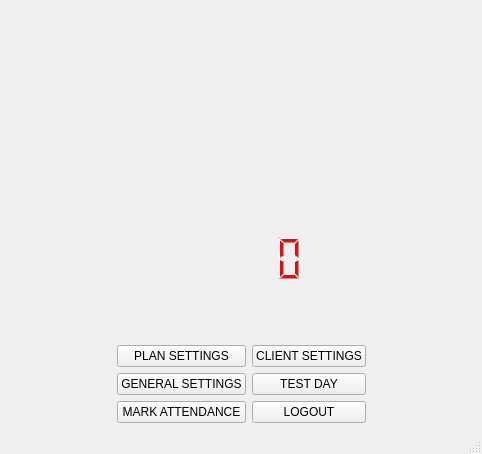
Qt form ui/admin.ui (yashu2001/gym-manager) before a commit.
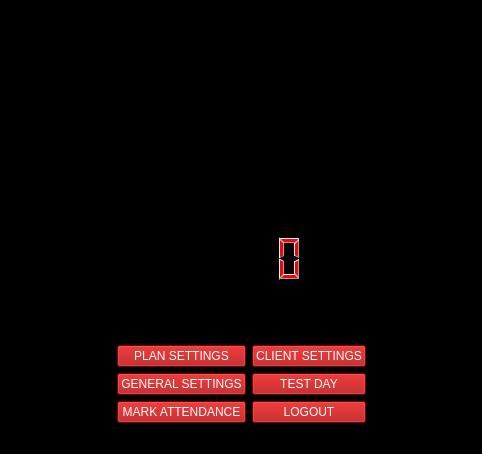
The same form after that commit. Icons and pictures are not drawn.

Commit message: checkout the new color scheming

Diff of the .ui file:
```diff
--- a/ui/admin.ui
+++ b/ui/admin.ui
@@ -13,6 +13,9 @@
   <property name="windowTitle">
    <string>MainWindow</string>
   </property>
+  <property name="styleSheet">
+   <string notr="true">background-color: rgb(0, 0, 0);</string>
+  </property>
   <widget class="QWidget" name="centralwidget">
    <layout class="QGridLayout" name="gridLayout">
     <item row="0" column="0" colspan="4" alignment="Qt::AlignHCenter|Qt::AlignTop">
@@ -30,6 +33,11 @@
     </item>
     <item row="2" column="2">
      <widget class="QPushButton" name="pushButton">
+      <property name="styleSheet">
+       <string notr="true">background-color: rgb(170, 0, 0);
+font: 75 10pt &quot;MS Shell Dlg 2&quot;;
+color: rgb(255, 255, 255);</string>
+      </property>
       <property name="text">
        <string>CLIENT SETTINGS</string>
       </property>
@@ -62,6 +70,11 @@
     </item>
     <item row="2" column="1">
      <widget class="QPushButton" name="pushButton_2">
+      <property name="styleSheet">
+       <string notr="true">background-color: rgb(170, 0, 0);
+font: 75 10pt &quot;MS Shell Dlg 2&quot;;
+color: rgb(255, 255, 255);</string>
+      </property>
       <property name="text">
        <string>PLAN SETTINGS</string>
       </property>
@@ -69,6 +82,11 @@
     </item>
     <item row="3" column="1">
      <widget class="QPushButton" name="pushButton_6">
+      <property name="styleSheet">
+       <string notr="true">background-color: rgb(170, 0, 0);
+font: 75 10pt &quot;MS Shell Dlg 2&quot;;
+color: rgb(255, 255, 255);</string>
+      </property>
       <property name="text">
        <string>GENERAL SETTINGS</string>
       </property>
@@ -76,6 +94,11 @@
     </item>
     <item row="4" column="1">
      <widget class="QPushButton" name="pushButton_4">
+      <property name="styleSheet">
+       <string notr="true">background-color: rgb(170, 0, 0);
+font: 75 10pt &quot;MS Shell Dlg 2&quot;;
+color: rgb(255, 255, 255);</string>
+      </property>
       <property name="text">
        <string>MARK ATTENDANCE</string>
       </property>
@@ -83,6 +106,11 @@
     </item>
     <item row="3" column="2">
      <widget class="QPushButton" name="pushButton_5">
+      <property name="styleSheet">
+       <string notr="true">background-color: rgb(170, 0, 0);
+font: 75 10pt &quot;MS Shell Dlg 2&quot;;
+color: rgb(255, 255, 255);</string>
+      </property>
       <property name="text">
        <string>TEST DAY</string>
       </property>
@@ -90,6 +118,11 @@
     </item>
     <item row="4" column="2">
      <widget class="QPushButton" name="pushButton_7">
+      <property name="styleSheet">
+       <string notr="true">background-color: rgb(170, 0, 0);
+font: 75 10pt &quot;MS Shell Dlg 2&quot;;
+color: rgb(255, 255, 255);</string>
+      </property>
       <property name="text">
        <string>LOGOUT</string>
       </property>
```
The commit also changes 10 other files.
